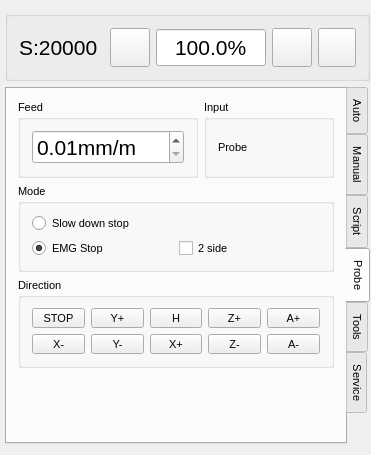
Old version of the form wlproj/wlmill/wlmillcontrol.ui in the repository wldevru/src.
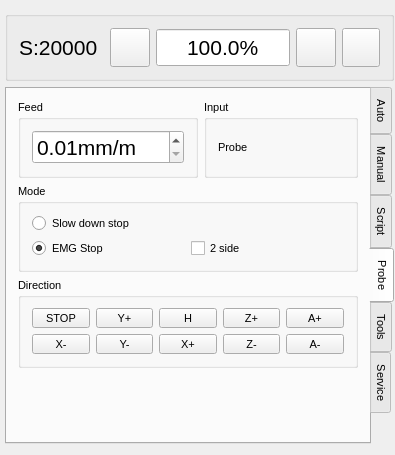
New version of the form. The open tabs and pages were chosen to show the change. Icons and pictures are not drawn. Custom widgets are drawn as their Qt base class.

Patch:
```diff
--- a/wlproj/wlmill/wlmillcontrol.ui
+++ b/wlproj/wlmill/wlmillcontrol.ui
@@ -6,8 +6,8 @@
    <rect>
     <x>0</x>
     <y>0</y>
-    <width>371</width>
-    <height>448</height>
+    <width>395</width>
+    <height>451</height>
    </rect>
   </property>
   <property name="sizePolicy">
@@ -28,6 +28,9 @@
   <property name="windowTitle">
    <string>WLMillControl</string>
   </property>
+  <property name="styleSheet">
+   <string notr="true"/>
+  </property>
   <layout class="QGridLayout" name="gridLayout_12">
    <property name="leftMargin">
     <number>5</number>
@@ -48,6 +51,9 @@
      <property name="autoFillBackground">
       <bool>false</bool>
      </property>
+     <property name="styleSheet">
+      <string notr="true"/>
+     </property>
      <property name="inputMethodHints">
       <set>Qt::ImhNone</set>
      </property>
@@ -99,6 +105,9 @@
          <property name="layoutDirection">
           <enum>Qt::LeftToRight</enum>
          </property>
+         <property name="styleSheet">
+          <string notr="true">QTabWidget:pane {background-repeat:no repeat;}</string>
+         </property>
          <property name="inputMethodHints">
           <set>Qt::ImhNone</set>
          </property>
```
Left out of the diff: 7 changed lines with no effect on the pictures.
